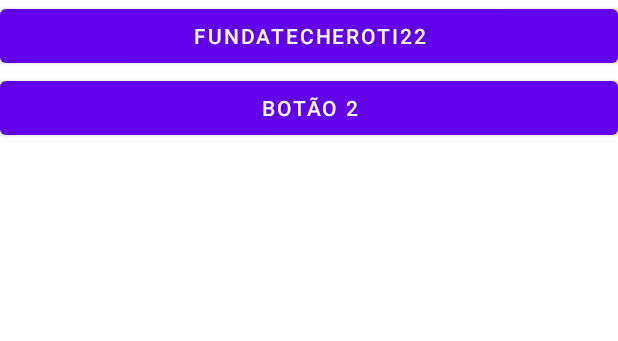
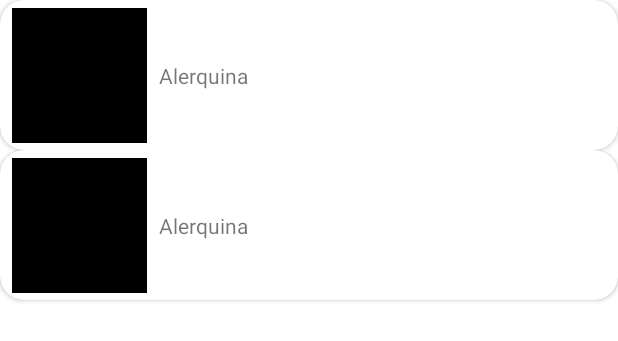
Before and after one commit to tete-30/FundatecHeroesTI22, an Android app: the layout activity_home.xml on its own in the app's theme, with its tools: preview values and no code run, on a phone screen of 412 x 824 dp. Shown: the top 341 px of the screen. Run offline under Robolectric (Android 15) with nearby library versions, the phone set to English and light mode, and no system bars.

Commit message:
hortensia181023

```diff
--- a/app/build.gradle
+++ b/app/build.gradle
@@ -17,6 +17,9 @@ android {
         testInstrumentationRunner "androidx.test.runner.AndroidJUnitRunner"
 
         viewBinding {
+            enable = true
+        }
+        dataBinding {
             enable = true
         }
     }
--- a/app/src/main/java/br/com/fundatec/fundatecheroti22/splash/view/SplashActivity.kt
+++ b/app/src/main/java/br/com/fundatec/fundatecheroti22/splash/view/SplashActivity.kt
@@ -3,6 +3,7 @@ package br.com.fundatec.fundatecheroti22.splash.view
 import android.content.Intent
 import android.os.Bundle
 import android.os.Handler
+import android.os.Looper
 import androidx.appcompat.app.AppCompatActivity
 import br.com.fundatec.fundatecheroti22.R
 import br.com.fundatec.fundatecheroti22.login.view.LoginActivity
@@ -12,7 +13,7 @@ class SplashActivity : AppCompatActivity() {
         super.onCreate(savedInstanceState)
         setContentView(R.layout.activity_splash)
 
-        Handler().postDelayed({
+        Handler(Looper.getMainLooper()).postDelayed({
             val intent = Intent(this@SplashActivity, LoginActivity::class.java)
             startActivity(intent)
             finish()
--- a/app/src/main/res/layout/activity_home.xml
+++ b/app/src/main/res/layout/activity_home.xml
@@ -4,25 +4,15 @@
     xmlns:tools="http://schemas.android.com/tools"
     android:layout_width="match_parent"
     android:layout_height="match_parent"
+    android:orientation="vertical"
     tools:context=".home.view.HomeActivity">
 
-    <Button
-        android:id="@+id/button"
+    <androidx.recyclerview.widget.RecyclerView
+        android:id="@+id/rv_list"
         android:layout_width="match_parent"
-        android:layout_height="wrap_content"
-        android:text="@string/app_name"
-        android:visibility="visible"
-        android:textColor="@color/white"
-        app:layout_constraintStart_toStartOf="parent"
-        app:layout_constraintTop_toTopOf="parent" />
-
-    <Button
-        android:id="@+id/button2"
-        android:layout_width="match_parent"
-        android:layout_height="wrap_content"
-        android:text="@string/button_2"
-        android:textColor="@color/white"
-        app:layout_constraintStart_toStartOf="parent"
-        app:layout_constraintTop_toBottomOf="@+id/button" />
+        android:layout_height="match_parent"
+        tools:itemCount="2"
+        app:layoutManager="androidx.recyclerview.widget.LinearLayoutManager"
+        tools:listitem="@layout/character_list_item" />
 
 </androidx.constraintlayout.widget.ConstraintLayout>
--- /dev/null
+++ b/app/src/main/res/layout/character_list_item.xml
@@ -0,0 +1,40 @@
+<?xml version="1.0" encoding="utf-8"?>
+<layout>
+
+    <androidx.cardview.widget.CardView xmlns:android="http://schemas.android.com/apk/res/android"
+
+        xmlns:app="http://schemas.android.com/apk/res-auto"
+        xmlns:tools="http://schemas.android.com/tools"
+        android:layout_width="match_parent"
+        android:layout_height="100dp"
+        android:paddingHorizontal="8dp"
+        app:cardCornerRadius="16dp">
+
+        <androidx.constraintlayout.widget.ConstraintLayout
+            android:layout_width="match_parent"
+            android:layout_height="match_parent">
+
+            <ImageView
+                android:id="@+id/iv_charater"
+                android:layout_width="90dp"
+                android:layout_height="90dp"
+                android:layout_marginStart="8dp"
+                android:src="@color/black"
+                app:layout_constraintBottom_toBottomOf="parent"
+                app:layout_constraintStart_toStartOf="parent"
+                app:layout_constraintTop_toTopOf="parent" />
+
+            <TextView
+                android:id="@+id/tv_name"
+                android:layout_width="0dp"
+                android:layout_height="wrap_content"
+                android:layout_marginHorizontal="8dp"
+                app:layout_constraintBottom_toBottomOf="parent"
+                app:layout_constraintEnd_toEndOf="parent"
+                app:layout_constraintStart_toEndOf="@+id/iv_charater"
+                app:layout_constraintTop_toTopOf="parent"
+                tools:text="Alerquina" />
+        </androidx.constraintlayout.widget.ConstraintLayout>
+
+    </androidx.cardview.widget.CardView>
+</layout>
--- a/app/src/main/res/values/colors.xml
+++ b/app/src/main/res/values/colors.xml
@@ -1,11 +1,13 @@
 <?xml version="1.0" encoding="utf-8"?>
 <resources>
     <color name="purple_200">#FFBB86FC</color>
-    <color name="purple_500">#FF6200EE</color>
+    <color name="corBottom">#A2FF86</color>
     <color name="purple_700">#FF80AB</color>
     <color name="teal_200">#FF03DAC5</color>
     <color name="teal_700">#FF018786</color>
     <color name="black">#FF000000</color>
     <color name="white">#FFFFFFFF</color>
-    <color name="my_Color">#FF80AB</color>
+    <color name="corFundo">#FCC8D1</color>
+
+
 </resources>
--- a/app/src/main/res/values/strings.xml
+++ b/app/src/main/res/values/strings.xml
@@ -1,6 +1,8 @@
 <resources>
     <string name="app_name">FundatecHeroTI22</string>
     <string name="button_2">Botão 2</string>
-    <string name="e_mail" />
-    <string name="password">\n</string>
+    <string name="e_mail">E-mail</string>
+    <string name="password">Senha</string>
+    <string name="email_error">Digite um e-mail válido</string>
+    <string name="password_error">Digite uma senha válida</string>
 </resources>
--- a/app/src/main/res/values/themes.xml
+++ b/app/src/main/res/values/themes.xml
@@ -2,7 +2,7 @@
     <!-- Base application theme. -->
     <style name="Theme.FundatecHeroTI22" parent="Theme.MaterialComponents.DayNight.DarkActionBar">
         <!-- Primary brand color. -->
-        <item name="colorPrimary">@color/purple_500</item>
+        <item name="colorPrimary">@color/corBottom</item>
         <item name="colorPrimaryVariant">@color/purple_700</item>
         <item name="colorOnPrimary">@color/white</item>
         <!-- Secondary brand color. -->
```
Also changed, not shown: app/src/main/AndroidManifest.xml (+2 -5 lines), app/src/main/java/br/com/fundatec/fundatecheroti22/home/domain/CharacterModel.kt (added, +10 -0 lines), app/src/main/java/br/com/fundatec/fundatecheroti22/home/view/CharacterListAdapter.kt (added, +33 -0 lines), app/src/main/java/br/com/fundatec/fundatecheroti22/home/view/CharacterViewHolder.kt (added, +16 -0 lines), app/src/main/java/br/com/fundatec/fundatecheroti22/home/view/HomeActivity.kt (+22 -20 lines), app/src/main/java/br/com/fundatec/fundatecheroti22/login/view/LoginActivity.kt (+7 -5 lines), app/src/main/res/layout/activity_login.xml (+5 -2 lines), app/src/main/res/drawable/harveyjoker.webp (added).
